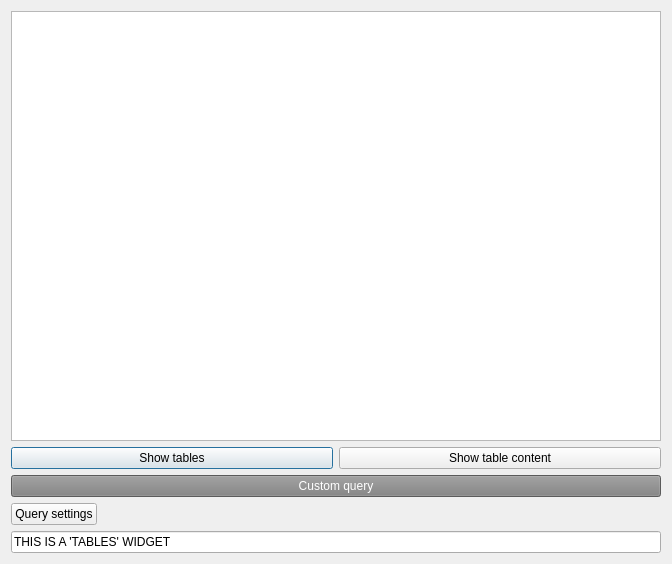
The window that tables.ui (TiReks33/adb-explorer) describes before a commit, drawn with Qt 5.
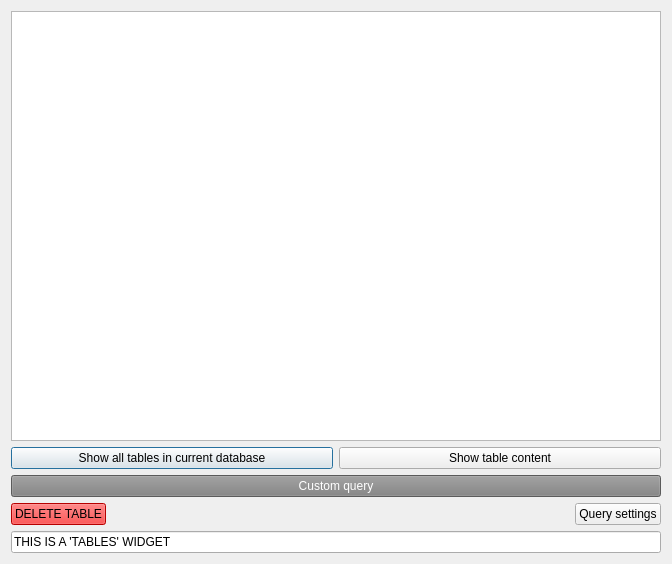
The same window after the commit.

The edit to the form file:
```diff
--- a/tables.ui
+++ b/tables.ui
@@ -22,7 +22,7 @@
      <item>
       <widget class="QPushButton" name="showDB_button">
        <property name="text">
-        <string>Show tables</string>
+        <string>Show all tables in current database</string>
        </property>
       </widget>
      </item>
@@ -60,9 +60,12 @@
       <number>0</number>
      </property>
      <item>
-      <widget class="QPushButton" name="Query_settings">
+      <widget class="QPushButton" name="pushButton">
+       <property name="styleSheet">
+        <string notr="true">background: red;</string>
+       </property>
        <property name="text">
-        <string>Query settings</string>
+        <string>DELETE TABLE</string>
        </property>
       </widget>
      </item>
@@ -79,6 +82,13 @@
        </property>
       </spacer>
      </item>
+     <item>
+      <widget class="QPushButton" name="Query_settings">
+       <property name="text">
+        <string>Query settings</string>
+       </property>
+      </widget>
+     </item>
     </layout>
    </item>
    <item>
```
